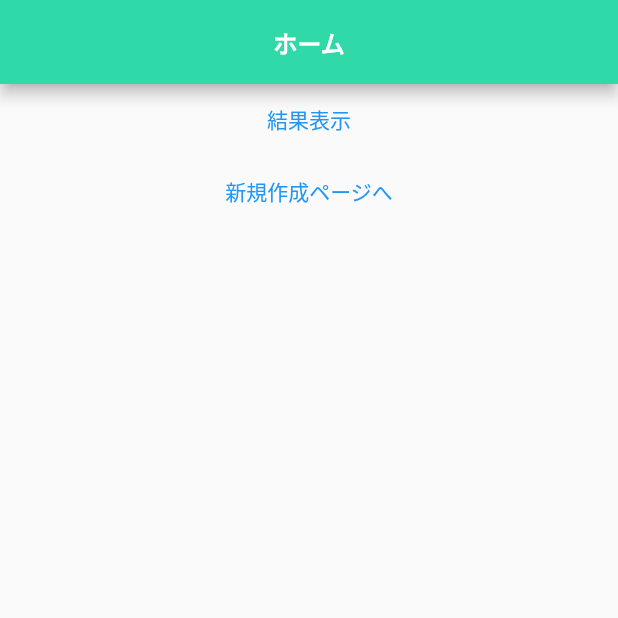
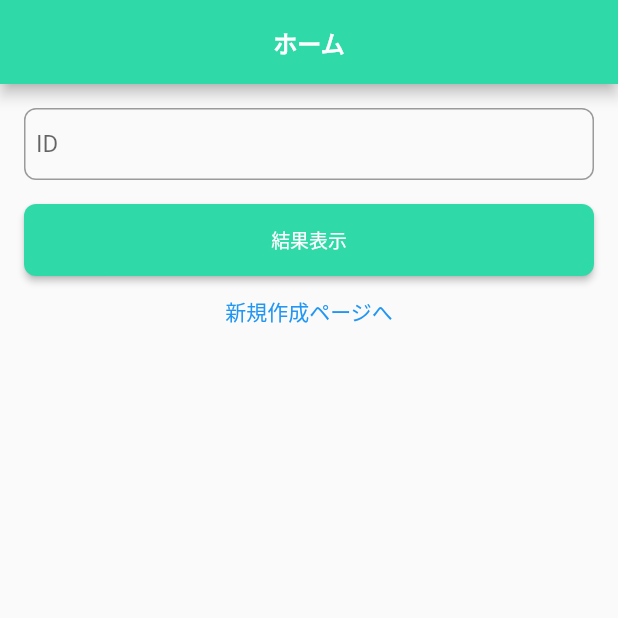
Before and after one commit to syunnpukuta/muit, a Flutter app: the screen it shows after launch, after a tap on "結果ページへ", on a phone screen of 412 x 824 dp, the top half of it. Run offline on Flutter 3.47's test engine with Material 2 defaults, Android fonts, the phone set to English and light mode, and no system bars; our stand-ins replace like_button; missing offline and left inert: dart:html, window_location_href.

Commit message:
結果表示の画面の作成

```diff
--- a/lib/main.dart
+++ b/lib/main.dart
@@ -1,3 +1,5 @@
+import 'dart:html';
+
 import 'package:flutter/material.dart';
 import 'package:flutter_app/result_page.dart';
 import 'package:window_location_href/window_location_href.dart';
@@ -51,6 +53,7 @@ class _MyHomePageState extends State<MyHomePage> {
       "}]";
   String _url = "https://www.yahoo.co.jp/";
   bool isMode = true;
+  TextEditingController resController = TextEditingController();
 
   @override
   Widget build(BuildContext context) {
@@ -94,19 +97,38 @@ class _MyHomePageState extends State<MyHomePage> {
   }
 
   Widget resultMode(){
-    return ListView(
+    return Padding(
+      padding: const EdgeInsets.all(16.0),
+      child: ListView(
         children: [
-        TextButton(
-            onPressed: _launchURL,
-            child: Text("結果表示")
+
+          TextFormField(
+            cursorColor: Color(0xff40e9b8),
+            controller: resController,
+
+            decoration: InputDecoration(
+              focusedBorder: OutlineInputBorder(
+                borderRadius: BorderRadius.circular(8.0),
+              ),
+              focusColor: Color(0xff40e9b8),
+              hintText: "ID",
+              contentPadding: const EdgeInsets.all(8.0),
+              border: OutlineInputBorder(
+                borderRadius: BorderRadius.circular(8.0),
+              ),
+            ),
+          ),
+
+          Container(height: 16,),
+
+          filledButton(
+            "結果表示",
+            onTap: (){
+              Navigator.push(context, MaterialPageRoute(builder: (c)=>ResultPage(para)));
+            },
           ),
           TextButton(
-            // onPressed: () => Navigator.push(
-            //     context,
-            //     MaterialPageRoute(builder: (c)=>ResultPage(para))
-            // ),
             onPressed: (){
-
               setState(() {
                 isMode = !isMode;
               });
@@ -114,6 +136,7 @@ class _MyHomePageState extends State<MyHomePage> {
               child: Text("新規作成ページへ")
           )
         ],
+      ),
     );
   }
 
@@ -131,4 +154,22 @@ class _MyHomePageState extends State<MyHomePage> {
   // }
 
 
+  Widget filledButton(String text, {double height = 48, Function()? onTap,
+    double textScaleFactor = 0.9}){
+    return Container(
+      height: height,
+      child: ElevatedButton(
+        style: ElevatedButton.styleFrom(
+          primary: Color(0xff30d9a8),
+          shape: RoundedRectangleBorder(
+            borderRadius: BorderRadius.circular(8),
+          ),
+        ),
+        child: Text(text, style: TextStyle(color: Colors.white),
+          textScaleFactor: textScaleFactor,),
+        onPressed: onTap,
+      ),
+    );
   }
+
+}
```
Lines whose indentation alone changed are shown as unchanged.
